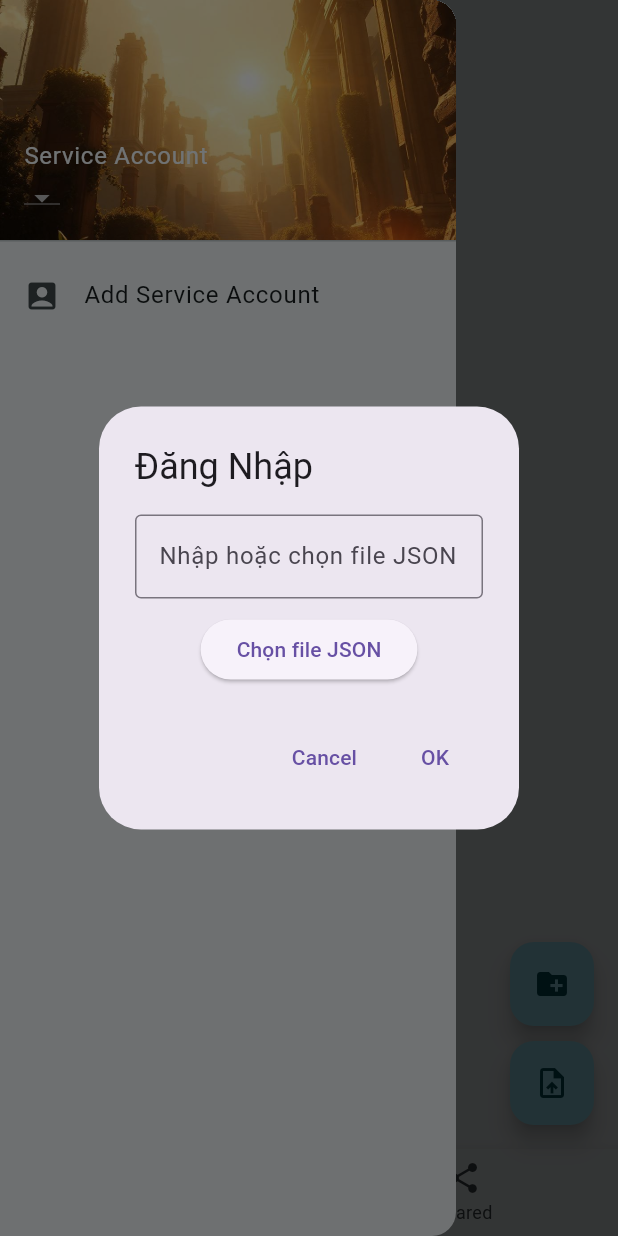
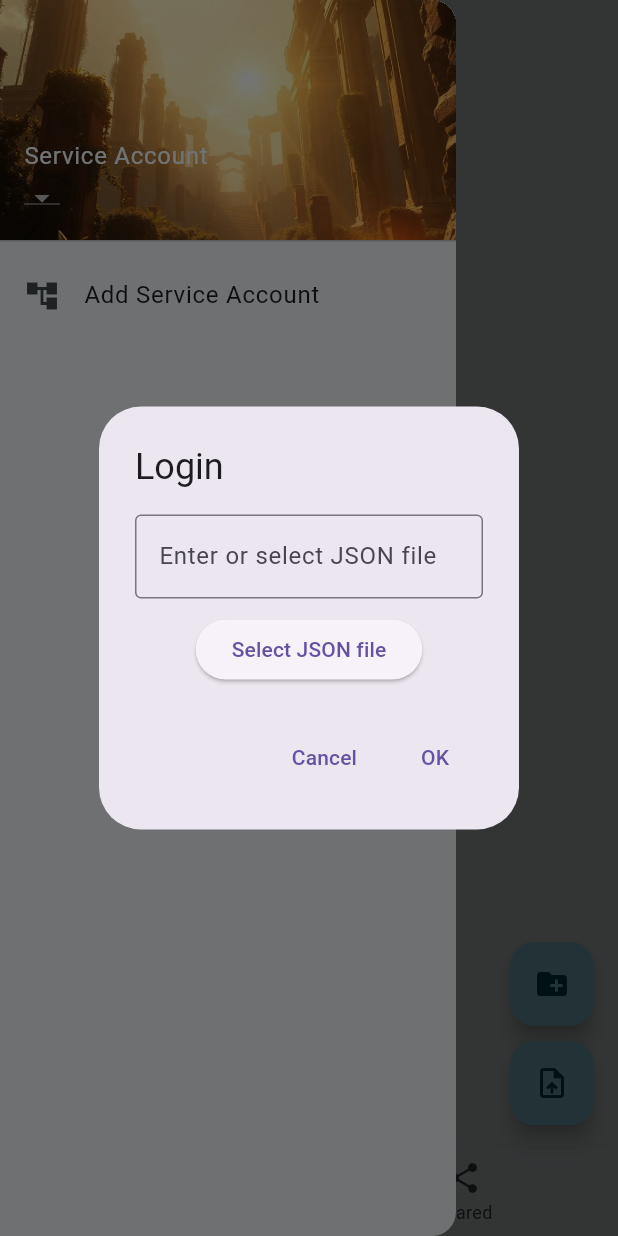
Before and after one commit to starfall-org/sharedrive, a Flutter app: the screen it shows after launch, with the side drawer open, on a phone screen of 412 x 824 dp. Run offline on Flutter 3.47's test engine with Material 3 defaults, Android fonts, the phone set to English and light mode, and no system bars; drawn by our look-alikes of dynamic_color; our stand-ins replace audioplayers, chewie, file_picker, googleapis_auth, permission_handler, shared_preferences and 1 more; missing offline and left inert: googleapis; statements that could not run were skipped.

Commit message:
feat: Update login dialog text, enhance video player listener, and modify side menu icon

```diff
--- a/lib/src/widgets/dialogs/login.dart
+++ b/lib/src/widgets/dialogs/login.dart
@@ -29,7 +29,7 @@ void showLoginDialog(BuildContext context) {
     context: context,
     builder: (context) {
       return AlertDialog(
-        title: Text('Đăng Nhập'),
+        title: Text('Login'),
         content: SingleChildScrollView(
           child: Column(
             mainAxisSize: MainAxisSize.min,
@@ -40,7 +40,7 @@ void showLoginDialog(BuildContext context) {
                   controller: credController,
                   maxLines: null,
                   decoration: InputDecoration(
-                    hintText: 'Nhập hoặc chọn file JSON',
+                    hintText: 'Enter or select JSON file',
                     border: OutlineInputBorder(),
                   ),
                 ),
@@ -63,18 +63,18 @@ void showLoginDialog(BuildContext context) {
                       } else {
                         _showErrorDialog(
                           context,
-                          'File JSON không hợp lệ hoặc thiếu khóa "client_email".',
+                          'Invalid JSON file or missing "client_email" key.',
                         );
                       }
                     }
                   } catch (e) {
                     _showErrorDialog(
                       context,
-                      'Lỗi khi đọc file: ${e.toString()}',
+                      'Error reading file: ${e.toString()}',
                     );
                   }
                 },
-                child: Text('Chọn file JSON'),
+                child: Text('Select JSON file'),
               ),
             ],
           ),
@@ -131,7 +131,7 @@ void _showErrorDialog(BuildContext context, String message) {
     context: context,
     builder: (context) {
       return AlertDialog(
-        title: Text('Lỗi'),
+        title: Text('Error'),
         content: Text(message),
         actions: [
           TextButton(
--- a/lib/src/widgets/side_menu.dart
+++ b/lib/src/widgets/side_menu.dart
@@ -56,7 +56,7 @@ class SideMenuState extends State<SideMenu> {
           ),
 
           ListTile(
-            leading: Icon(Icons.account_box),
+            leading: Icon(Icons.account_tree),
             title: Text("Add Service Account"),
             onTap: () {
               showLoginDialog(context);
```
Also changed, not shown: lib/src/widgets/media/video.dart (+7 -2 lines), lib/src/widgets/tiles/folder_tile.dart (+4 -5 lines).
